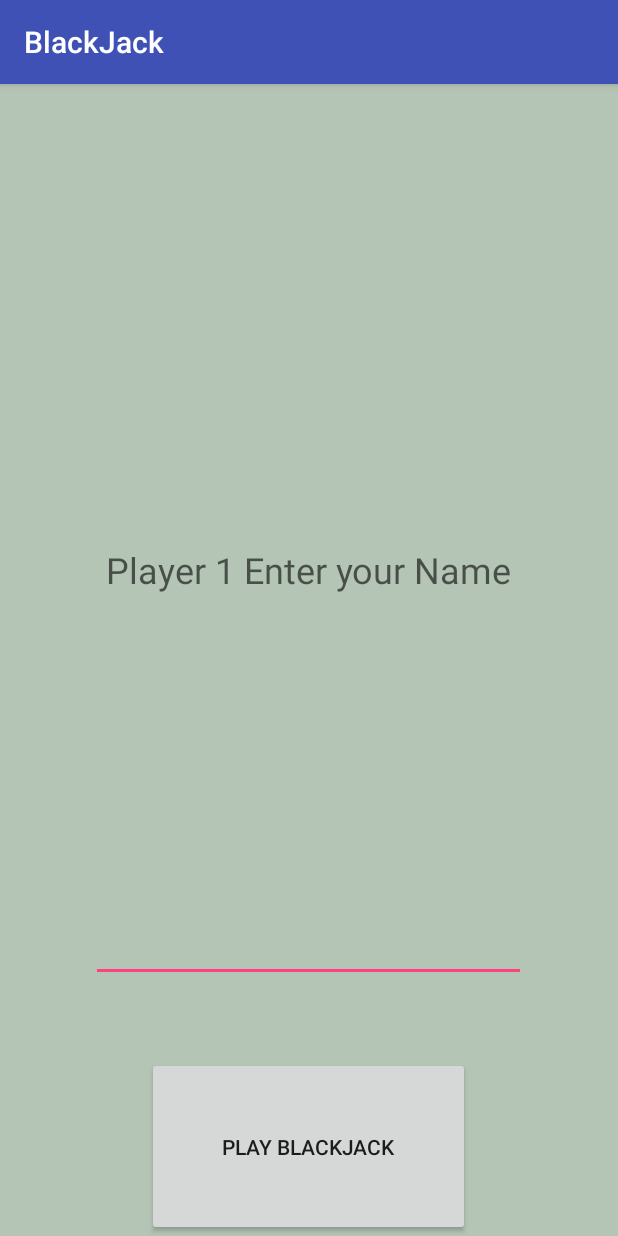
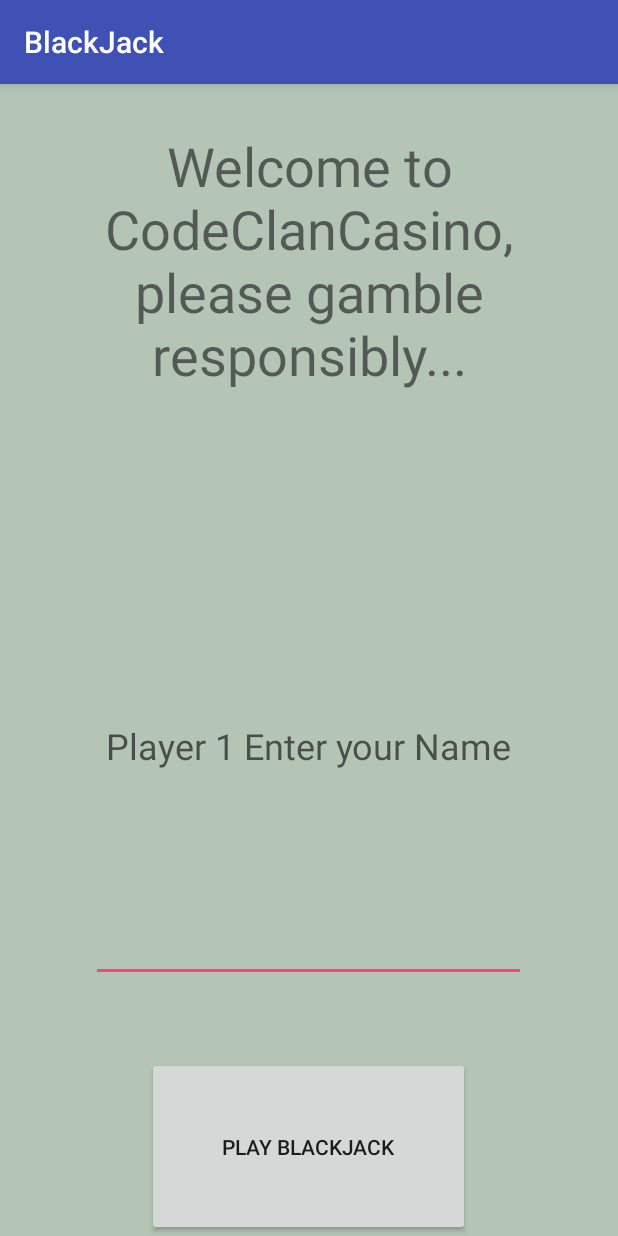
Before and after one commit to EwenFin/BlackJackApp, an Android app: the screen it shows after launch (MainActivity), on a phone screen of 412 x 824 dp. Run offline under Robolectric (Android 15) with nearby library versions, the light colour scheme and no system bars.

```diff
--- a/app/src/main/java/com/codeclan/blackjack/MainActivity.java
+++ b/app/src/main/java/com/codeclan/blackjack/MainActivity.java
@@ -6,11 +6,16 @@ import android.os.Bundle;
 import android.view.View;
 import android.widget.Button;
 import android.widget.EditText;
+import android.widget.TextView;
+
+import org.w3c.dom.Text;
 
 import java.util.jar.Attributes;
 
 public class MainActivity extends AppCompatActivity {
 
+
+    TextView welcome;
     EditText NameEntry;
     Button BlackJackButton;
 
@@ -21,7 +26,12 @@ public class MainActivity extends AppCompatActivity {
 
         NameEntry = (EditText)findViewById(R.id.name_entry);
         BlackJackButton = (Button)findViewById(R.id.play_blackjack);
+
+        welcome = (TextView)findViewById(R.id.welcome);
+        welcome.setText("Welcome to CodeClanCasino, please gamble responsibly...");
     }
+
+
 
     public void onBlackJackButtonClicked(View button){
         String name = NameEntry.getText().toString();
--- a/app/src/main/res/layout/activity_black_jack.xml
+++ b/app/src/main/res/layout/activity_black_jack.xml
@@ -66,6 +66,12 @@
         android:layout_width="wrap_content"
         android:layout_height="wrap_content" />
 
+    <TextView
+        android:id = "@+id/your_new_hand_text"
+        android:textSize="18dp"
+        android:layout_width="wrap_content"
+        android:layout_height="wrap_content" />
+
     <LinearLayout
         android:layout_width="wrap_content"
         android:layout_height="wrap_content"
--- a/app/src/main/res/layout/activity_main.xml
+++ b/app/src/main/res/layout/activity_main.xml
@@ -7,6 +7,22 @@
     android:orientation="vertical"
     android:background="@color/green"
     tools:context="com.codeclan.blackjack.MainActivity">
+
+
+    <ImageView
+        android:layout_width="match_parent"
+        android:layout_height="wrap_content" />
+
+    <TextView
+        android:id="@+id/welcome"
+        android:layout_width="match_parent"
+        android:layout_height="wrap_content"
+        android:layout_gravity="center"
+        android:gravity="top"
+        android:textSize="36dp"
+        android:textAlignment="center"
+        android:padding="30dp"/>
+
 
     <EditText
         android:id="@+id/name_entry"
```
Also changed, not shown: app/src/main/java/com/codeclan/blackjack/BlackJackActivity.java (+35 -5 lines).
